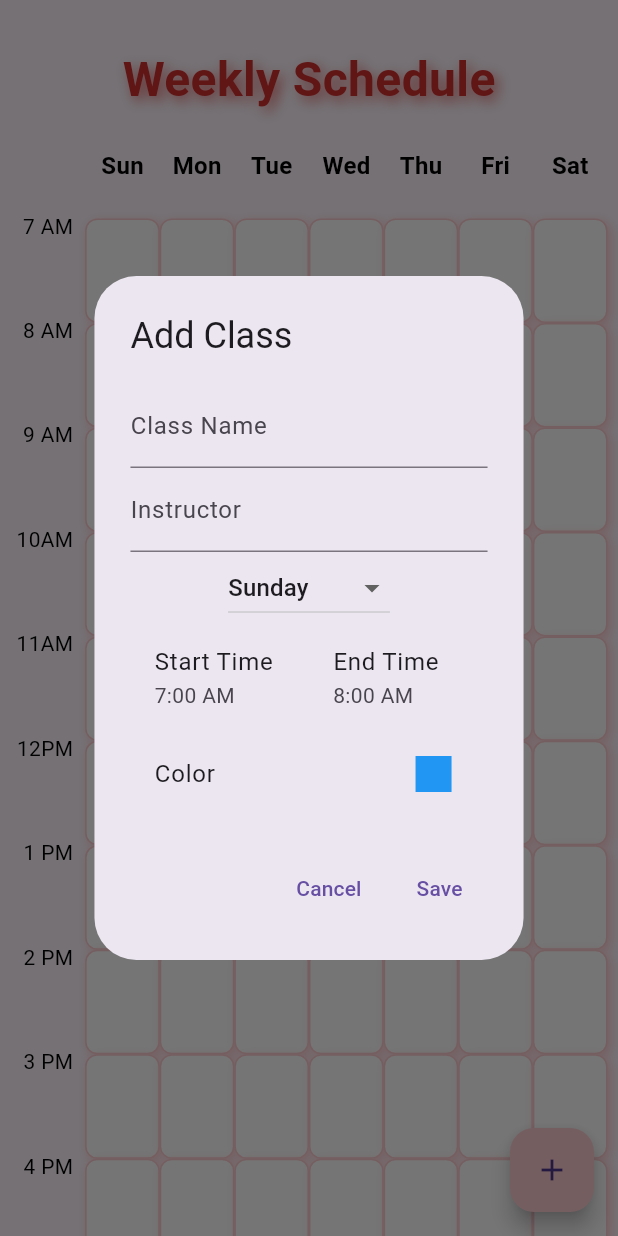
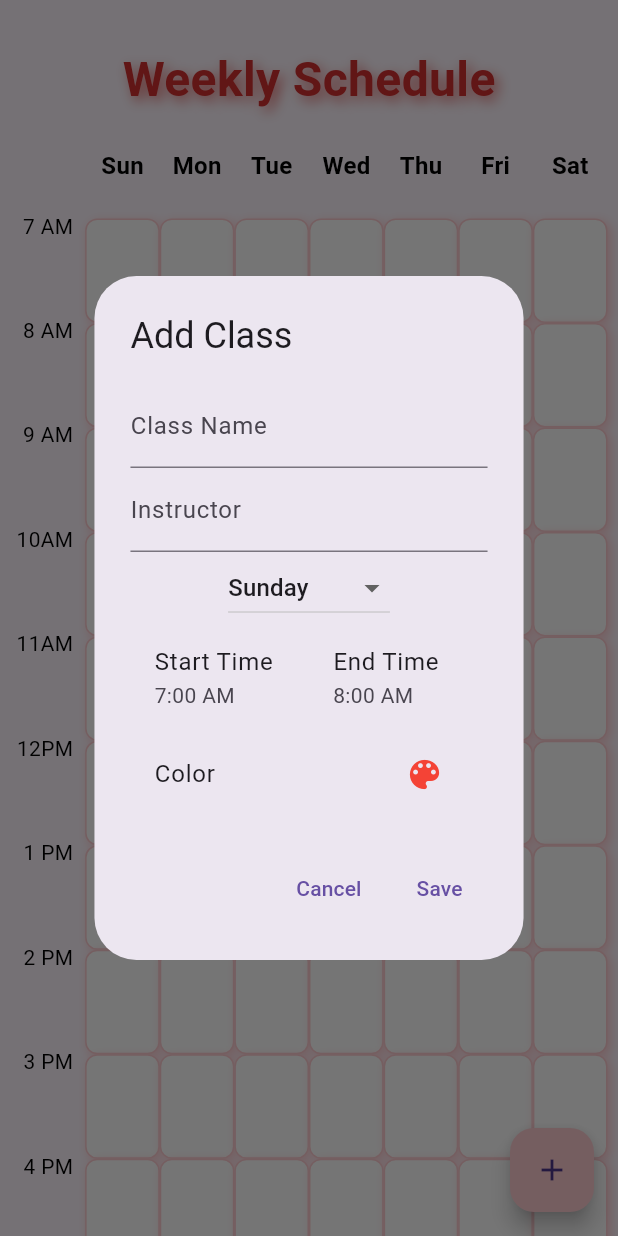
Before and after one commit to AaronCrisologo/Class-Compass-Your-University-Companion-App-, a Flutter app: the ScheduleScreen screen opened directly, after a tap on the "add" icon, on a phone screen of 412 x 824 dp. Run offline on Flutter 3.47's test engine with Material 3 defaults, Android fonts, the phone set to English and light mode, and no system bars; our stand-ins replace flutter_colorpicker, font_awesome_flutter.

Commit message:
Minor Tweaks on schedule_screen Dynamic font sizes on elements Added back color lens icon instead of color square

```diff
--- a/lib/schedule_screen.dart
+++ b/lib/schedule_screen.dart
@@ -177,7 +177,9 @@ class _ScheduleScreenState extends State<ScheduleScreen> {
                                               Text(
                                                 classForTimeSlot['name'],
                                                 style: TextStyle(
-                                                  fontSize: 14,
+                                                  fontSize:
+                                                      constraints.maxWidth *
+                                                          0.024,
                                                   fontWeight: FontWeight.bold,
                                                   color: Colors.white,
                                                 ),
@@ -186,7 +188,9 @@ class _ScheduleScreenState extends State<ScheduleScreen> {
                                               Text(
                                                 classForTimeSlot['instructor'],
                                                 style: TextStyle(
-                                                  fontSize: 12,
+                                                  fontSize:
+                                                      constraints.maxWidth *
+                                                          0.019,
                                                   color: Colors.white70,
                                                 ),
                                                 textAlign: TextAlign.center,
@@ -433,10 +437,13 @@ class __ClassDialogState extends State<_ClassDialog> {
             ),
             ListTile(
               title: Text('Color'),
-              trailing: Container(
-                width: 24,
-                height: 24,
-                color: selectedColor,
+              trailing: Padding(
+                padding: const EdgeInsets.only(right: 5.0),
+                child: Icon(
+                  Icons.color_lens,
+                  color: Colors.red,
+                  size: 26.0,
+                ),
               ),
               onTap: () async {
                 Color pickedColor = selectedColor;
```
